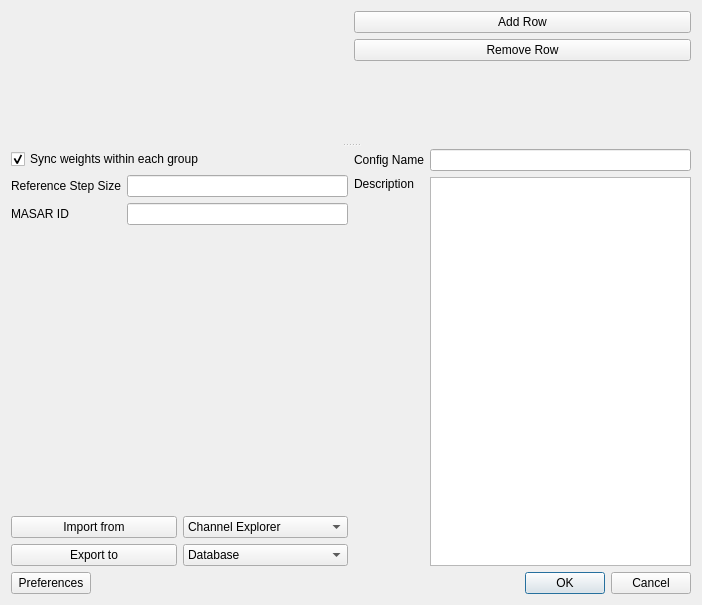
NSLS-II/aphla, file aphla/gui/TinkerUtils/ui_tinkerConfigSetupDialog.ui: the form before one commit.
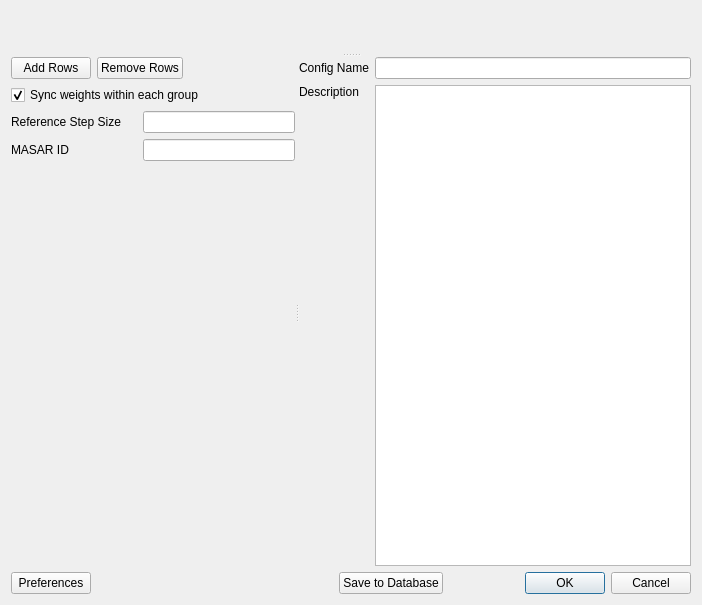
The form after the commit.

Commit message: aptinker config setup dialog streamlined

```diff
--- a/aphla/gui/TinkerUtils/ui_tinkerConfigSetupDialog.ui
+++ b/aphla/gui/TinkerUtils/ui_tinkerConfigSetupDialog.ui
@@ -13,15 +13,12 @@
   <property name="windowTitle">
    <string>Setup Dialog for Tinker Configuration</string>
   </property>
-  <layout class="QVBoxLayout" name="verticalLayout_6">
+  <layout class="QVBoxLayout" name="verticalLayout_4">
    <item>
-    <widget class="QSplitter" name="splitter">
+    <widget class="QSplitter" name="splitter_2">
      <property name="orientation">
       <enum>Qt::Vertical</enum>
      </property>
-     <property name="handleWidth">
-      <number>9</number>
-     </property>
      <widget class="QWidget" name="layoutWidget">
       <layout class="QGridLayout" name="gridLayout_configDBView">
        <item row="0" column="0" rowspan="2">
@@ -33,44 +30,44 @@
          </layout>
         </widget>
        </item>
-       <item row="0" column="1">
-        <layout class="QVBoxLayout" name="verticalLayout_5">
-         <item>
-          <widget class="QPushButton" name="pushButton_addRow">
-           <property name="text">
-            <string>Add Row</string>
-           </property>
-          </widget>
-         </item>
-         <item>
-          <widget class="QPushButton" name="pushButton_removeRow">
-           <property name="text">
-            <string>Remove Row</string>
-           </property>
-          </widget>
-         </item>
-        </layout>
-       </item>
-       <item row="1" column="1">
-        <spacer name="verticalSpacer_2">
+      </layout>
+     </widget>
+     <widget class="QSplitter" name="splitter">
+      <property name="orientation">
+       <enum>Qt::Horizontal</enum>
+      </property>
+      <widget class="QWidget" name="layoutWidget">
+       <layout class="QVBoxLayout" name="verticalLayout_3">
+        <item>
+         <layout class="QGridLayout" name="gridLayout">
+          <item row="0" column="0">
+           <widget class="QPushButton" name="pushButton_addRows">
+            <property name="text">
+             <string>Add Rows</string>
+            </property>
+           </widget>
+          </item>
+          <item row="0" column="1" colspan="2">
+           <widget class="QPushButton" name="pushButton_removeRows">
+            <property name="text">
+             <string>Remove Rows</string>
+            </property>
+           </widget>
+          </item>
+          <item row="0" column="3">
+           <spacer name="horizontalSpacer_2">
          <property name="orientation">
-          <enum>Qt::Vertical</enum>
+             <enum>Qt::Horizontal</enum>
          </property>
          <property name="sizeHint" stdset="0">
           <size>
-           <width>20</width>
-           <height>18</height>
+              <width>40</width>
+              <height>20</height>
           </size>
          </property>
         </spacer>
        </item>
-      </layout>
-     </widget>
-     <widget class="QWidget" name="layoutWidget">
-      <layout class="QGridLayout" name="gridLayout_7">
-       <item row="0" column="0">
-        <layout class="QGridLayout" name="gridLayout_4">
-         <item row="0" column="0" colspan="2">
+          <item row="1" column="0" colspan="4">
           <widget class="QCheckBox" name="checkBox_synced_group_weight">
            <property name="text">
             <string>Sync weights within each group</string>
@@ -80,29 +77,44 @@
            </property>
           </widget>
          </item>
-         <item row="1" column="0">
+          <item row="2" column="0" colspan="2">
           <widget class="QLabel" name="label_3">
            <property name="text">
             <string>Reference Step Size</string>
            </property>
           </widget>
          </item>
-         <item row="1" column="1">
+          <item row="2" column="2" colspan="2">
           <widget class="QLineEdit" name="lineEdit_ref_step_size"/>
          </item>
-         <item row="2" column="0">
+          <item row="3" column="0">
           <widget class="QLabel" name="label_4">
            <property name="text">
             <string>MASAR ID</string>
            </property>
           </widget>
          </item>
-         <item row="2" column="1">
+          <item row="3" column="2" colspan="2">
           <widget class="QLineEdit" name="lineEdit_masar_id"/>
          </item>
         </layout>
        </item>
-       <item row="0" column="1" rowspan="3">
+        <item>
+         <spacer name="verticalSpacer_3">
+          <property name="orientation">
+           <enum>Qt::Vertical</enum>
+          </property>
+          <property name="sizeHint" stdset="0">
+           <size>
+            <width>20</width>
+            <height>40</height>
+           </size>
+          </property>
+         </spacer>
+        </item>
+       </layout>
+      </widget>
+      <widget class="QWidget" name="layoutWidget">
         <layout class="QGridLayout" name="gridLayout_3">
          <item row="0" column="0">
           <widget class="QLabel" name="label">
@@ -142,117 +154,7 @@
           <widget class="QTextEdit" name="textEdit"/>
          </item>
         </layout>
-       </item>
-       <item row="1" column="0">
-        <spacer name="verticalSpacer_3">
-         <property name="orientation">
-          <enum>Qt::Vertical</enum>
-         </property>
-         <property name="sizeHint" stdset="0">
-          <size>
-           <width>20</width>
-           <height>40</height>
-          </size>
-         </property>
-        </spacer>
-       </item>
-       <item row="2" column="0">
-        <layout class="QHBoxLayout" name="horizontalLayout_4">
-         <item>
-          <layout class="QVBoxLayout" name="verticalLayout_4">
-           <item>
-            <widget class="QPushButton" name="pushButton_import">
-             <property name="text">
-              <string>Import from</string>
-             </property>
-            </widget>
-           </item>
-           <item>
-            <widget class="QPushButton" name="pushButton_export">
-             <property name="text">
-              <string>Export to</string>
-             </property>
-            </widget>
-           </item>
-          </layout>
-         </item>
-         <item>
-          <layout class="QVBoxLayout" name="verticalLayout_3">
-           <item>
-            <widget class="QComboBox" name="comboBox_import">
-             <property name="minimumSize">
-              <size>
-               <width>115</width>
-               <height>0</height>
-              </size>
-             </property>
-             <item>
-              <property name="text">
-               <string>Channel Explorer</string>
-              </property>
-             </item>
-             <item>
-              <property name="text">
-               <string>Database</string>
-              </property>
-             </item>
-             <item>
-              <property name="text">
-               <string>Loaded Snapshot</string>
-              </property>
-             </item>
-             <item>
-              <property name="text">
-               <string>HDF5 File</string>
-              </property>
-             </item>
-             <item>
-              <property name="text">
-               <string>JSON File</string>
-              </property>
-             </item>
-             <item>
-              <property name="text">
-               <string>Text File</string>
-              </property>
-             </item>
-            </widget>
-           </item>
-           <item>
-            <widget class="QComboBox" name="comboBox_export">
-             <property name="minimumSize">
-              <size>
-               <width>115</width>
-               <height>0</height>
-              </size>
-             </property>
-             <item>
-              <property name="text">
-               <string>Database</string>
-              </property>
-             </item>
-             <item>
-              <property name="text">
-               <string>HDF5 File</string>
-              </property>
-             </item>
-             <item>
-              <property name="text">
-               <string>JSON File</string>
-              </property>
-             </item>
-             <item>
-              <property name="text">
-               <string>Text File</string>
-              </property>
-             </item>
-            </widget>
-           </item>
-          </layout>
-         </item>
-        </layout>
-       </item>
-      </layout>
+      </widget>
      </widget>
     </widget>
    </item>
@@ -278,6 +180,13 @@
        </property>
       </spacer>
      </item>
+     <item>
+      <widget class="QPushButton" name="pushButton_export">
+       <property name="text">
+        <string>Save to Database</string>
+       </property>
+      </widget>
+     </item>
      <item>
       <widget class="QDialogButtonBox" name="buttonBox">
        <property name="orientation">
```
Lines whose indentation alone changed are shown as unchanged. The commit also changes 4 other files.
